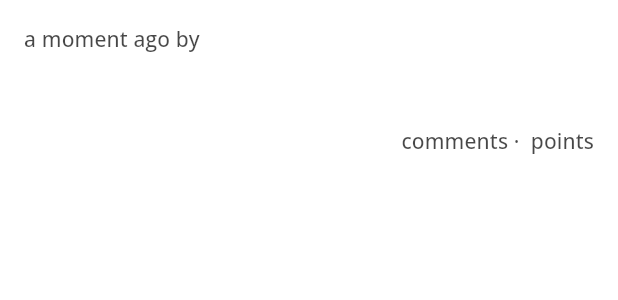
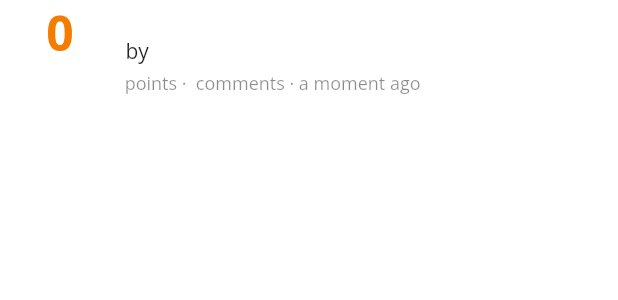
Before and after one commit to adar2378/hacker_news, a Flutter app: the NewsTile widget shown alone on an empty page, opened directly with empty values, on a phone screen of 412 x 824 dp. Shown: the top 300 px of the screen. Run offline on Flutter 3.47's test engine with Material 2 defaults, Android fonts, the phone set to English and light mode, and no system bars; our stand-ins replace bloc, dio, flutter_bloc, google_fonts, timeago; network calls fail.

Commit message:
redesigned the listview

```diff
--- a/lib/main.dart
+++ b/lib/main.dart
@@ -2,7 +2,6 @@ import 'package:flutter/material.dart';
 import 'package:google_fonts/google_fonts.dart';
 import 'package:hacker_news/routes/route_helper.dart';
 import 'package:hacker_news/routes/routes.dart';
-import 'package:hacker_news/styles/colors.dart';
 
 void main() {
   runApp(MyApp());
--- /dev/null
+++ b/lib/modules/news_module/screens/news_details_screen.dart
@@ -0,0 +1,19 @@
+import 'package:flutter/material.dart';
+import 'package:hacker_news/modules/news_module/adapters/article_adapter.dart';
+
+class NewsDetailsScreen extends StatefulWidget {
+  final ArticleAdapter article;
+
+  const NewsDetailsScreen({Key key, this.article}) : super(key: key);
+  @override
+  _NewsDetailsScreenState createState() => _NewsDetailsScreenState();
+}
+
+class _NewsDetailsScreenState extends State<NewsDetailsScreen> {
+  @override
+  Widget build(BuildContext context) {
+    return Scaffold(
+      body: Container(),
+    );
+  }
+}
--- a/lib/modules/news_module/screens/news_screen.dart
+++ b/lib/modules/news_module/screens/news_screen.dart
@@ -2,6 +2,7 @@ import 'package:flutter/material.dart';
 import 'package:flutter_bloc/flutter_bloc.dart';
 import 'package:hacker_news/modules/news_module/blocs/news_bloc/news_bloc.dart';
 import 'package:hacker_news/modules/news_module/widgets/news_tile.dart';
+import 'package:hacker_news/styles/font_styles.dart';
 
 class NewScreen extends StatefulWidget {
   @override
@@ -35,7 +36,7 @@ class _NewScreenState extends State<NewScreen> {
           padding: const EdgeInsets.only(left: 16.0),
           child: Text(
             "Top News",
-            style: Theme.of(context).textTheme.headline5,
+            style: FontStyles.title,
           ),
         ),
         BlocBuilder<NewsBloc, NewsState>(
@@ -45,16 +46,22 @@ class _NewScreenState extends State<NewScreen> {
               return CircularProgressIndicator();
             } else if (state is NewsStateData && state.hasData) {
               return ListView.separated(
+                  padding: EdgeInsets.symmetric(
+                    vertical: 24,
+                  ),
                   shrinkWrap: true,
                   physics: NeverScrollableScrollPhysics(),
                   itemCount: state.articles.length,
                   separatorBuilder: (context, index) {
-                    return Divider();
+                    return SizedBox(
+                      height: 24,
+                    );
                   },
                   itemBuilder: (context, index) {
                     final article = state.articles[index];
                     return NewsTile(
                       article: article,
+                      index: index,
                     );
                   });
             } else
--- a/lib/modules/news_module/widgets/news_tile.dart
+++ b/lib/modules/news_module/widgets/news_tile.dart
@@ -1,6 +1,7 @@
 import 'package:flutter/material.dart';
 import 'package:hacker_news/helper/data_transformer.dart';
 import 'package:hacker_news/modules/news_module/adapters/article_adapter.dart';
+import 'package:hacker_news/styles/font_styles.dart';
 
 class NewsTile extends StatelessWidget {
   final ArticleAdapter article;
@@ -8,83 +9,73 @@ class NewsTile extends StatelessWidget {
   const NewsTile({Key key, this.article, this.index}) : super(key: key);
   @override
   Widget build(BuildContext context) {
-    return Container(
-      padding: EdgeInsets.all(16),
+    return Row(
+      crossAxisAlignment: CrossAxisAlignment.start,
+      children: <Widget>[
+        Container(
+          width: 80,
+          height: 60,
+          child: Align(
+            alignment: Alignment.topCenter,
+            child: Text(
+              index.toString(),
+              style: FontStyles.title2,
+              textAlign: TextAlign.left,
+            ),
+          ),
+        ),
+        Expanded(
           child: Column(
             crossAxisAlignment: CrossAxisAlignment.start,
             children: <Widget>[
+              Text(
+                article.title,
+                style: FontStyles.title,
+                maxLines: 2,
+                overflow: TextOverflow.ellipsis,
+              ),
               Row(
                 children: <Widget>[
                   Text(
-                DataTransformer.fuzzyDateTime(article.time) + " by ",
-                style: Theme.of(context).textTheme.subtitle2.copyWith(
+                    DataTransformer.urlShortner(article.sourceUrl),
+                    style: FontStyles.caption.copyWith(
                       color: Colors.black.withOpacity(.72),
+                      fontSize: 14,
                     ),
                   ),
+                  Text(" by "),
                   Text(
-                article.author,
-                style: Theme.of(context).textTheme.bodyText2.copyWith(
-                      color: Colors.brown,
+                    "${article.author}",
+                    style: FontStyles.caption.copyWith(
+                      color: Colors.brown.withOpacity(.72),
+                      fontSize: 14,
                     ),
                   ),
                 ],
               ),
               SizedBox(
-            height: 8,
-          ),
-          Text(
-            article.title,
-            maxLines: 2,
-            overflow: TextOverflow.ellipsis,
-            textAlign: TextAlign.left,
-            style: Theme.of(context).textTheme.headline5,
-          ),
-          SizedBox(
-            height: 8,
-          ),
-          Row(
-            children: <Widget>[
-              Expanded(
-                child: Row(
-                  children: <Widget>[
-                    Flexible(
-                      child: Text(
-                        DataTransformer.urlShortner(
-                          article.sourceUrl,
-                        ),
-                        maxLines: 1,
-                        overflow: TextOverflow.ellipsis,
-                        style: Theme.of(context).textTheme.subtitle2.copyWith(
-                              color: Colors.black.withOpacity(.72),
-                            ),
-                      ),
-                    ),
-                  ],
-                ),
-              ),
-              SizedBox(
-                width: 16,
+                height: 4,
               ),
               Row(
                 children: <Widget>[
                   Text(
-                    article.commentCount + " comments",
-                    style: Theme.of(context).textTheme.subtitle2.copyWith(
-                          color: Colors.black.withOpacity(.72),
-                        ),
+                    "${article.point} points",
+                    style: FontStyles.caption,
                   ),
                   Text(
-                    " · " + article.point + " points",
-                    style: Theme.of(context).textTheme.subtitle2.copyWith(
-                          color: Colors.black.withOpacity(.72),
+                    " · ${article.commentCount} comments",
+                    style: FontStyles.caption,
+                  ),
+                  Text(
+                    " · ${DataTransformer.fuzzyDateTime(article.time)}",
+                    style: FontStyles.caption,
+                  ),
+                ],
+              )
+            ],
           ),
         ),
       ],
-              ),
-            ],
-          ),
-        ],
-      ),
     );
   }
 }
--- a/lib/routes/route_helper.dart
+++ b/lib/routes/route_helper.dart
@@ -2,6 +2,7 @@ import 'package:flutter/material.dart';
 import 'package:flutter/widgets.dart';
 import 'package:hacker_news/common/screens/home_screen.dart';
 import 'package:hacker_news/common/screens/unknown_screen.dart';
+import 'package:hacker_news/modules/news_module/screens/news_details_screen.dart';
 import 'package:hacker_news/routes/routes.dart';
 
 class RouteHelper {
@@ -9,6 +10,14 @@ class RouteHelper {
     switch (settings.name) {
       case Routes.home:
         return _buildRoute(settings, HomeScreen());
+        break;
+      case Routes.newsDetails:
+        return _buildRoute(
+          settings,
+          NewsDetailsScreen(
+            article: settings.arguments,
+          ),
+        );
         break;
       default:
         return _buildRoute(settings, UnknownScreen());
--- a/lib/routes/routes.dart
+++ b/lib/routes/routes.dart
@@ -1,4 +1,4 @@
 class Routes {
   static const home = "/home";
-  static const articleDetails = "/home/article_details";
+  static const newsDetails = "/home/news_details";
 }
--- a/lib/styles/font_styles.dart
+++ b/lib/styles/font_styles.dart
@@ -1 +1,20 @@
-class FontStyles {}
+import 'package:flutter/material.dart';
+
+class FontStyles {
+  static TextStyle title = TextStyle(
+    fontWeight: FontWeight.bold,
+    fontSize: 16,
+    color: Colors.black,
+    height: 1.5,
+  );
+  static final TextStyle title2 = TextStyle(
+    color: Colors.orange.shade700,
+    fontSize: 32,
+    fontWeight: FontWeight.bold,
+  );
+
+  static TextStyle caption = TextStyle(
+    color: Colors.black45,
+    fontSize: 12,
+  );
+}
--- a/pubspec.yaml
+++ b/pubspec.yaml
@@ -33,6 +33,7 @@ dependencies:
   flutter_bloc: ^6.0.5
   google_fonts: ^1.1.0
   timeago: ^2.0.27
+  webview_flutter: ^0.3.24
 dev_dependencies:
   flutter_test:
     sdk: flutter
```
Also changed, not shown: pubspec.lock. Lines whose indentation alone changed are shown as unchanged.
